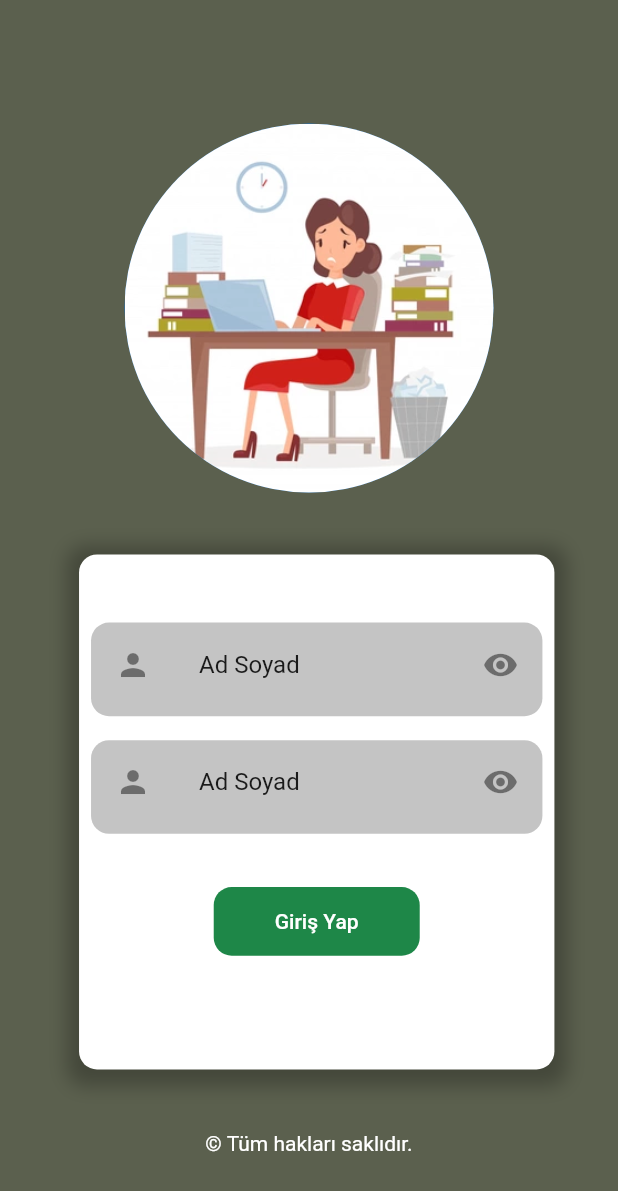
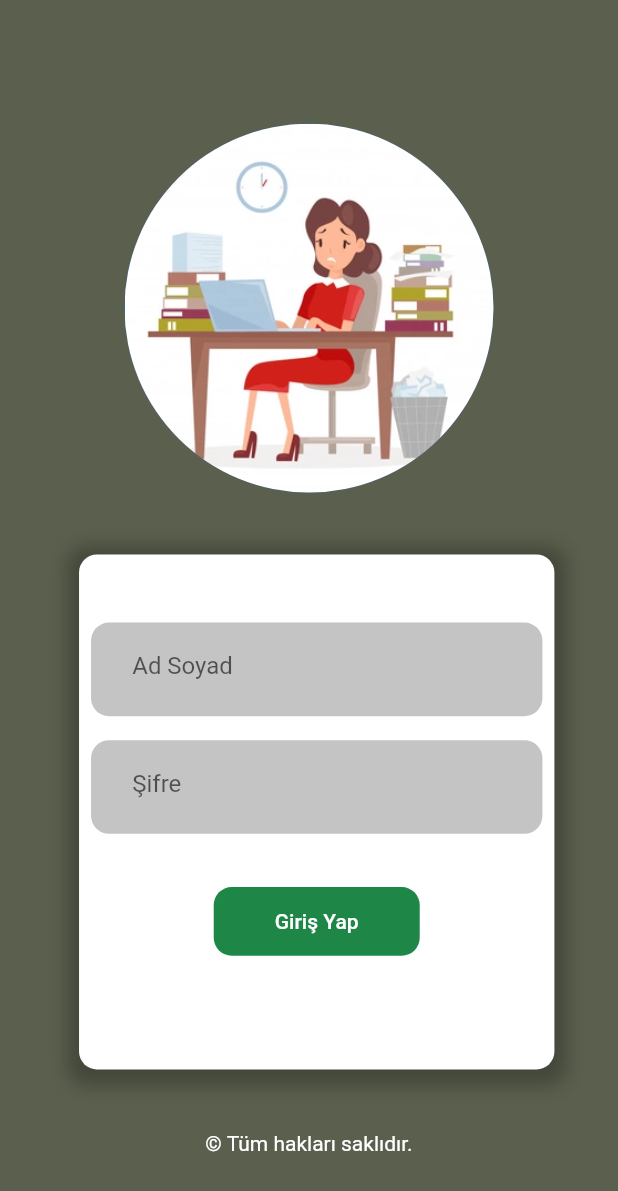
Before and after one commit to haliltirgil/daily_task_app, a Flutter app: the LoginScreen screen opened directly, on a phone screen of 412 x 824 dp. Shown: the top 1191 px of the screen. Run offline on Flutter 3.47's test engine with Material 2 defaults, Android fonts, the phone set to English and light mode, and no system bars; our stand-ins replace flutter_svg; network calls fail.

```diff
--- a/lib/main.dart
+++ b/lib/main.dart
@@ -15,7 +15,7 @@ class MyApp extends StatelessWidget {
       theme: ThemeData(
         primarySwatch: Colors.blue,
       ),
-      home: LoginScreen(),
+      home: ShowTaskScreen(),
     );
   }
 }
--- a/lib/screens/login_screen.dart
+++ b/lib/screens/login_screen.dart
@@ -74,9 +74,10 @@ class _LoginScreenState extends State<LoginScreen> {
               EdgeInsets.only(top: MediaQuery.of(context).size.height / 22),
           child: Column(
             children: [
-              _buildFormElement(),
-              _buildFormElement(),
+              _buildFormElement("Ad Soyad"),
+              _buildFormElement("Şifre"),
               _buildLoginButton(),
+              /* buildButton(context, "Giriş Yap", AddTaskScreen()), */
             ],
           ),
         ),
@@ -84,7 +85,7 @@ class _LoginScreenState extends State<LoginScreen> {
     );
   }
 
-  Widget _buildFormElement() {
+  Widget _buildFormElement(String text) {
     return Padding(
       padding: const EdgeInsets.all(8.0),
       child: Container(
@@ -93,10 +94,15 @@ class _LoginScreenState extends State<LoginScreen> {
           color: AppColors.greyColor,
           borderRadius: BorderRadius.circular(12.0),
         ),
-        child: ListTile(
-          leading: Icon(Icons.person),
-          title: Text('Ad Soyad'),
-          trailing: Icon(Icons.visibility),
+        child: Container(
+          padding: EdgeInsets.symmetric(
+              horizontal: MediaQuery.of(context).size.width / 15),
+          child: TextFormField(
+            decoration: InputDecoration(
+              border: InputBorder.none,
+              labelText: text,
+            ),
+          ),
         ),
       ),
     );
--- a/lib/screens/show_task_screen.dart
+++ b/lib/screens/show_task_screen.dart
@@ -18,6 +18,7 @@ class _ShowTaskScreenState extends State<ShowTaskScreen> {
           Flexible(
             flex: 3,
             child: Container(
+              width: MediaQuery.of(context).size.width,
               decoration: BoxDecoration(
                 color: AppColors.containerColor,
                 borderRadius: BorderRadius.circular(12.0),
@@ -36,10 +37,6 @@ class _ShowTaskScreenState extends State<ShowTaskScreen> {
                     Text("Halil İbrahim Tirgil"),
                     SizedBox(height: 6),
                     Text("Mühendis"),
-                    Align(
-                      alignment: Alignment.bottomCenter,
-                      child: buildButton(context, "Görevler", LoginScreen()),
-                    ),
                   ],
                 ),
               ),
--- a/lib/theme.dart
+++ b/lib/theme.dart
@@ -10,6 +10,7 @@ class AppColors {
   static const navbarColor = const Color(0xFF19191F);
   static const whiteColor = const Color(0xFFFFFFFF);
   static const greyColor = const Color(0xFFC4C4C4);
+  static const redColor = const Color(0xFFBB1313);
 }
 
 class IconConstants {
```
Also changed, not shown: lib/screens/add_task_screen.dart (+89 -2 lines), lib/widgets/button.dart (+3 -5 lines), lib/widgets/show_dialog.dart (added, +30 -0 lines).
